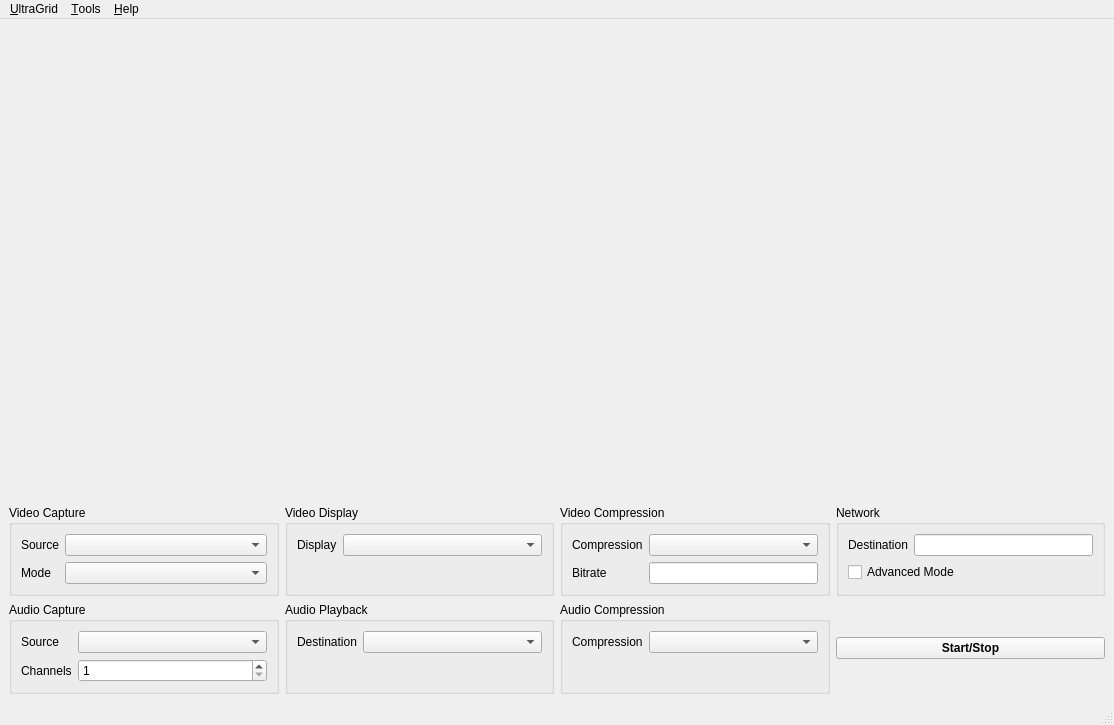
This is ultragrid_window.ui in mpiatka/ugrid-gui as Qt 5 draws it before an edit. The edited form follows.
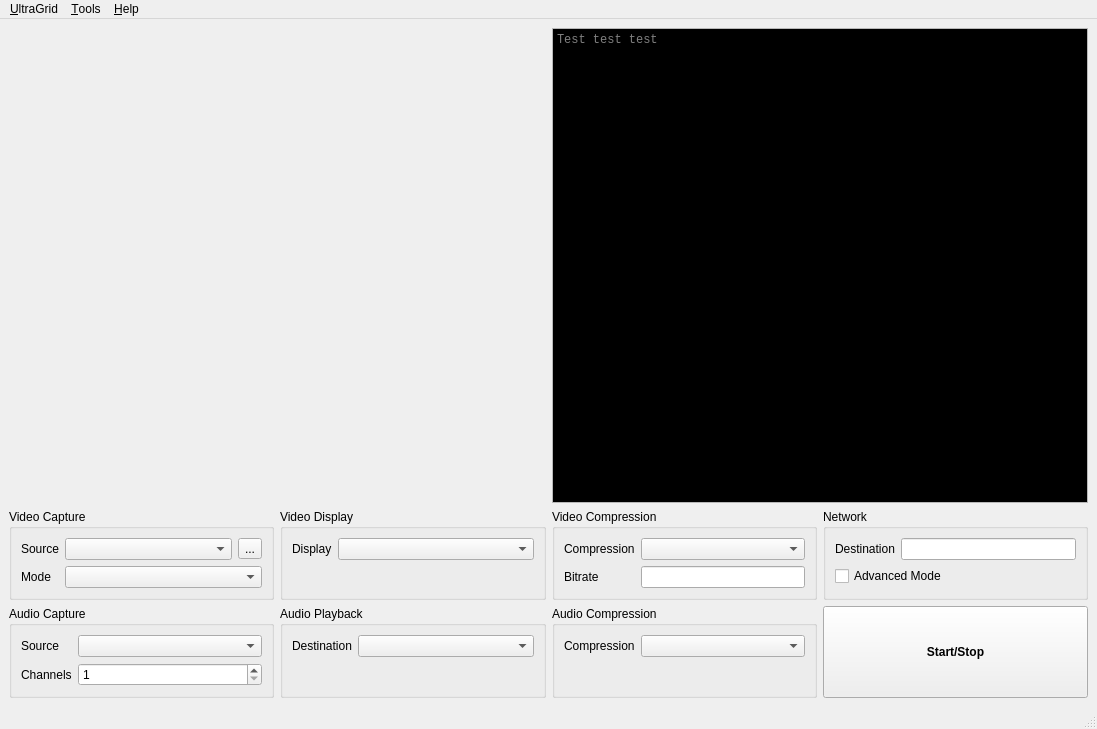
This is the edited form.

Commit message: About, start, terminal

Patch:
```diff
--- a/ultragrid_window.ui
+++ b/ultragrid_window.ui
@@ -6,8 +6,8 @@
    <rect>
     <x>0</x>
     <y>0</y>
-    <width>1114</width>
-    <height>725</height>
+    <width>1097</width>
+    <height>729</height>
    </rect>
   </property>
   <property name="windowTitle">
@@ -31,7 +31,89 @@
        </widget>
       </item>
       <item>
-       <widget class="QWidget" name="widget" native="true"/>
+       <widget class="QTextBrowser" name="terminal">
+        <property name="sizePolicy">
+         <sizepolicy hsizetype="Preferred" vsizetype="Preferred">
+          <horstretch>0</horstretch>
+          <verstretch>0</verstretch>
+         </sizepolicy>
+        </property>
+        <property name="palette">
+         <palette>
+          <active>
+           <colorrole role="Text">
+            <brush brushstyle="SolidPattern">
+             <color alpha="255">
+              <red>255</red>
+              <green>255</green>
+              <blue>255</blue>
+             </color>
+            </brush>
+           </colorrole>
+           <colorrole role="Base">
+            <brush brushstyle="SolidPattern">
+             <color alpha="255">
+              <red>0</red>
+              <green>0</green>
+              <blue>0</blue>
+             </color>
+            </brush>
+           </colorrole>
+          </active>
+          <inactive>
+           <colorrole role="Text">
+            <brush brushstyle="SolidPattern">
+             <color alpha="255">
+              <red>255</red>
+              <green>255</green>
+              <blue>255</blue>
+             </color>
+            </brush>
+           </colorrole>
+           <colorrole role="Base">
+            <brush brushstyle="SolidPattern">
+             <color alpha="255">
+              <red>0</red>
+              <green>0</green>
+              <blue>0</blue>
+             </color>
+            </brush>
+           </colorrole>
+          </inactive>
+          <disabled>
+           <colorrole role="Text">
+            <brush brushstyle="SolidPattern">
+             <color alpha="255">
+              <red>123</red>
+              <green>123</green>
+              <blue>123</blue>
+             </color>
+            </brush>
+           </colorrole>
+           <colorrole role="Base">
+            <brush brushstyle="SolidPattern">
+             <color alpha="255">
+              <red>243</red>
+              <green>243</green>
+              <blue>243</blue>
+             </color>
+            </brush>
+           </colorrole>
+          </disabled>
+         </palette>
+        </property>
+        <property name="font">
+         <font>
+          <family>Monospace</family>
+         </font>
+        </property>
+        <property name="tabStopWidth">
+         <number>40</number>
+        </property>
+        <property name="placeholderText">
+         <string>Test test test</string>
+        </property>
+       </widget>
       </item>
      </layout>
     </item>
@@ -42,6 +124,9 @@
       </property>
       <item>
        <widget class="QGroupBox" name="groupBox">
+        <property name="autoFillBackground">
+         <bool>false</bool>
+        </property>
         <property name="title">
          <string>Video Capture</string>
         </property>
@@ -52,26 +137,43 @@
          <bool>false</bool>
         </property>
         <layout class="QFormLayout" name="formLayout_2">
-         <item row="0" column="0">
-          <widget class="QLabel" name="label">
+         <property name="fieldGrowthPolicy">
+          <enum>QFormLayout::AllNonFixedFieldsGrow</enum>
+         </property>
+         <item row="1" column="0">
+          <widget class="QLabel" name="videoSourceLabel">
            <property name="text">
             <string>Source</string>
            </property>
           </widget>
          </item>
-         <item row="0" column="1">
-          <widget class="QComboBox" name="videoSourceComboBox"/>
-         </item>
-         <item row="1" column="0">
-          <widget class="QLabel" name="label_2">
+         <item row="3" column="0">
+          <widget class="QLabel" name="videoModeLabel">
            <property name="text">
             <string>Mode</string>
            </property>
           </widget>
          </item>
-         <item row="1" column="1">
+         <item row="3" column="1">
           <widget class="QComboBox" name="videoModeComboBox"/>
          </item>
+         <item row="1" column="1">
+          <layout class="QHBoxLayout" name="horizontalLayout_2">
+           <property name="topMargin">
+            <number>0</number>
+           </property>
+           <item>
+            <widget class="QComboBox" name="videoSourceComboBox"/>
+           </item>
+           <item>
+            <widget class="QToolButton" name="videoSourceSettingsButton">
+             <property name="text">
+              <string>...</string>
+             </property>
+            </widget>
+           </item>
+          </layout>
+         </item>
         </layout>
        </widget>
       </item>
@@ -237,7 +339,13 @@
        </widget>
       </item>
       <item>
-       <widget class="QPushButton" name="pushButton">
+       <widget class="QPushButton" name="startButton">
+        <property name="sizePolicy">
+         <sizepolicy hsizetype="Preferred" vsizetype="Preferred">
+          <horstretch>0</horstretch>
+          <verstretch>0</verstretch>
+         </sizepolicy>
+        </property>
         <property name="font">
          <font>
           <weight>75</weight>
@@ -258,7 +366,7 @@
     <rect>
      <x>0</x>
      <y>0</y>
-     <width>1114</width>
+     <width>1097</width>
      <height>27</height>
     </rect>
    </property>
```
Left out of the diff: 22 changed lines with no effect on the pictures. The commit also changes 3 other files.
